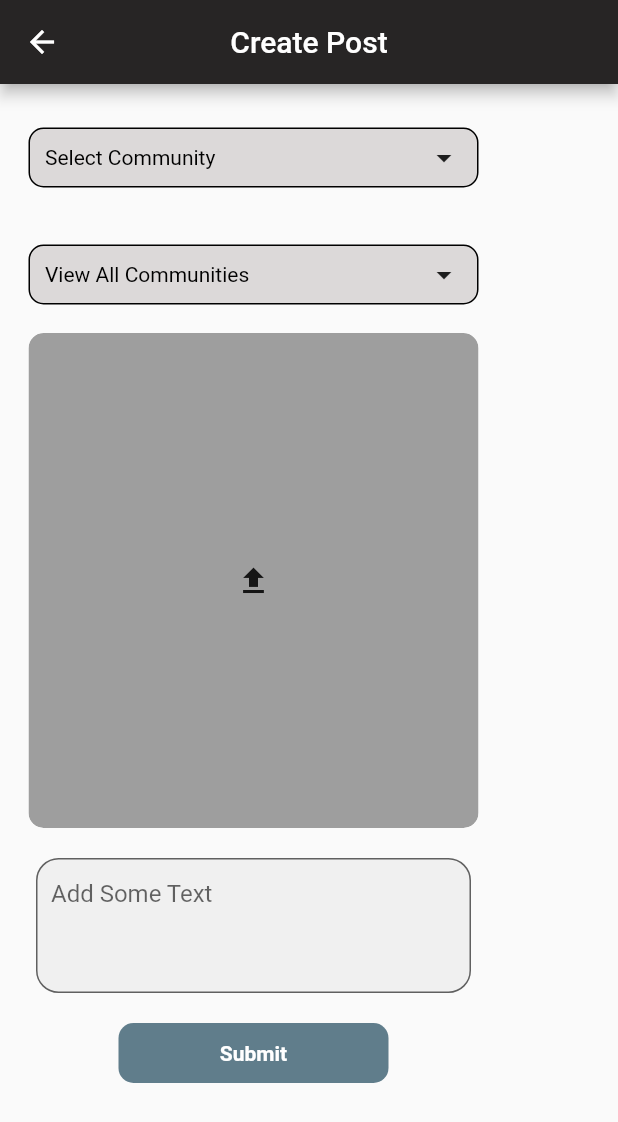
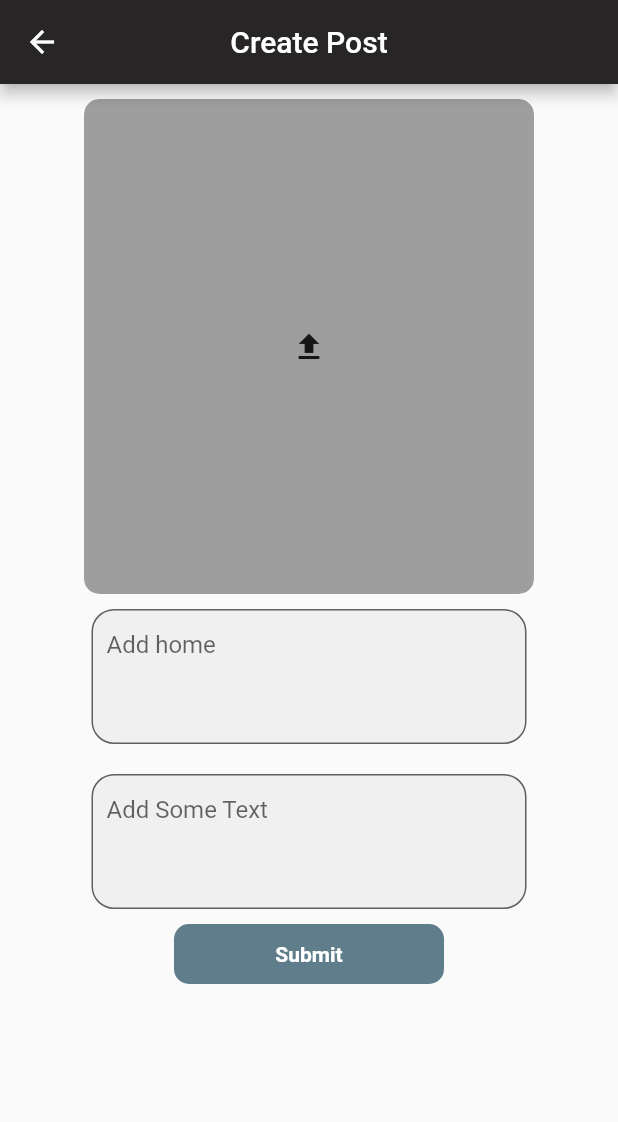
Before and after one commit to SaleemBangash/spotify, a Flutter app: the CreatePost screen opened directly, on a phone screen of 412 x 824 dp. Shown: the top 1122 px of the screen. Run offline on Flutter 3.47's test engine with Material 2 defaults, Android fonts, the phone set to English and light mode, and no system bars; our stand-ins replace dropdown_button2, fluttertoast, font_awesome_flutter, image_picker, table_calendar; missing offline and left inert: flutter_alarm_clock; accounts and stored records are empty.

Commit message:
new commit

```diff
--- a/lib/create_post.dart
+++ b/lib/create_post.dart
@@ -73,93 +73,98 @@ class _CreatePostState extends State<CreatePost> {
         body: SingleChildScrollView(
           child: Form(
             key: formKey,
+            child: Center(
               child: Column(
-              // mainAxisAlignment: MainAxisAlignment.start,
-              // crossAxisAlignment: CrossAxisAlignment.center,
+                mainAxisAlignment: MainAxisAlignment.start,
+                crossAxisAlignment: CrossAxisAlignment.center,
                 children: [
                   SizedBox(
                     height: 10,
                   ),
-                GestureDetector(
-                  onTap: () {
-                    // setState(() {
-                    //   community_id = communityList[0].id;
-                    // });
+                  // GestureDetector(
+                  //   onTap: () {
+                  //     // setState(() {
+                  //     //   community_id = communityList[0].id;
+                  //     // });
 
-                    getCommunityList();
-                  },
-                  child: Padding(
-                    padding: const EdgeInsets.only(),
-                    child: Container(
-                      margin: EdgeInsets.all(19),
-                      decoration: BoxDecoration(
-                        color: Color.fromARGB(255, 220, 217, 217),
-                        border: Border.all(width: 1),
-                        borderRadius: BorderRadius.circular(10),
-                      ),
-                      width: 300,
-                      height: 40,
-                      child: Center(
-                        child: Padding(
-                          padding: const EdgeInsets.symmetric(horizontal: 10),
-                          child: Row(
-                            mainAxisAlignment: MainAxisAlignment.spaceBetween,
-                            children: [
-                              Text(
-                                'Select Community',
-                                style: TextStyle(
-                                  fontSize: 14,
-                                  color: Color.fromARGB(255, 0, 0, 0),
-                                ),
-                              ),
-                              Icon(Icons.arrow_drop_down)
-                            ],
-                          ),
-                        ),
-                      ),
-                    ),
-                  ),
-                ),
-                GestureDetector(
-                  onTap: () {
-                    // setState(() {
-                    //   community_id = communityList[0].id;
-                    // });
+                  //     getCommunityList();
+                  //   },
+                  //   child: Padding(
+                  //     padding: const EdgeInsets.only(),
+                  //     child: Container(
+                  //       margin: EdgeInsets.all(19),
+                  //       decoration: BoxDecoration(
+                  //         color: Color.fromARGB(255, 220, 217, 217),
+                  //         border: Border.all(width: 1),
+                  //         borderRadius: BorderRadius.circular(10),
+                  //       ),
+                  //       width: 300,
+                  //       height: 40,
+                  //       child: Center(
+                  //         child: Padding(
+                  //           padding: const EdgeInsets.symmetric(horizontal: 10),
+                  //           child: Row(
+                  //             mainAxisAlignment: MainAxisAlignment.spaceBetween,
+                  //             children: [
+                  //               Text(
+                  //                 'Select Community',
+                  //                 style: TextStyle(
+                  //                   fontSize: 14,
+                  //                   color: Color.fromARGB(255, 0, 0, 0),
+                  //                 ),
+                  //               ),
+                  //               Icon(Icons.arrow_drop_down)
+                  //             ],
+                  //           ),
+                  //         ),
+                  //       ),
+                  //     ),
+                  //   ),
+                  // ),
 
-                    getAllCommunityList();
-                  },
-                  child: Padding(
-                    padding: const EdgeInsets.only(),
-                    child: Container(
-                      margin: EdgeInsets.all(19),
-                      decoration: BoxDecoration(
-                        color: Color.fromARGB(255, 220, 217, 217),
-                        border: Border.all(width: 1),
-                        borderRadius: BorderRadius.circular(10),
-                      ),
-                      width: 300,
-                      height: 40,
-                      child: Center(
-                        child: Padding(
-                          padding: const EdgeInsets.symmetric(horizontal: 10),
-                          child: Row(
-                            mainAxisAlignment: MainAxisAlignment.spaceBetween,
-                            children: [
-                              Text(
-                                'View All Communities',
-                                style: TextStyle(
-                                  fontSize: 14,
-                                  color: Color.fromARGB(255, 0, 0, 0),
-                                ),
-                              ),
-                              Icon(Icons.arrow_drop_down)
-                            ],
-                          ),
-                        ),
-                      ),
-                    ),
-                  ),
-                ),
+                  // GestureDetector(
+                  //   onTap: () {
+                  //     // setState(() {
+                  //     //   community_id = communityList[0].id;
+                  //     // });
+
+                  //     getAllCommunityList();
+                  //   },
+                  //   child: Padding(
+                  //     padding: const EdgeInsets.only(),
+                  //     child: Container(
+                  //       margin: EdgeInsets.all(19),
+                  //       decoration: BoxDecoration(
+                  //         color: Color.fromARGB(255, 220, 217, 217),
+                  //         border: Border.all(width: 1),
+                  //         borderRadius: BorderRadius.circular(10),
+                  //       ),
+                  //       width: 300,
+                  //       height: 40,
+                  //       child: Center(
+                  //         child: Padding(
+                  //           padding: const EdgeInsets.symmetric(horizontal: 10),
+                  //           child: Row(
+                  //             mainAxisAlignment: MainAxisAlignment.spaceBetween,
+                  //             children: [
+                  //               GestureDetector(
+                  //                 child: Text(
+                  //                   'View All Communities',
+                  //                   style: TextStyle(
+                  //                     fontSize: 14,
+                  //                     color: Color.fromARGB(255, 0, 0, 0),
+                  //                   ),
+                  //                 ),
+                  //               ),
+                  //               Icon(Icons.arrow_drop_down)
+                  //             ],
+                  //           ),
+                  //         ),
+                  //       ),
+                  //     ),
+                  //   ),
+                  // ),
+
                   GestureDetector(
                     onTap: () => _showChoiceDialog(context),
                     child: ClipRRect(
@@ -194,6 +199,28 @@ class _CreatePostState extends State<CreatePost> {
                     ),
                   ),
                   SizedBox(
+                    height: 10,
+                  ),
+                  SizedBox(
+                      width: 290,
+                      height: 90,
+                      child: TextFormField(
+                        controller: descController,
+                        validator: (desc) => desc!.isEmpty ? 'Required' : null,
+                        style: TextStyle(height: 1.5),
+                        decoration: InputDecoration(
+                            border: OutlineInputBorder(
+                                borderSide:
+                                    BorderSide(color: Colors.black, width: 2.0),
+                                borderRadius: BorderRadius.circular(15)),
+                            hintText: "Add home",
+                            filled: true,
+                            contentPadding: EdgeInsets.symmetric(
+                                vertical: 10, horizontal: 10)),
+                        keyboardType: TextInputType.text,
+                        maxLines: 5,
+                      )),
+                  SizedBox(
                     height: 20,
                   ),
                   SizedBox(
@@ -215,15 +242,18 @@ class _CreatePostState extends State<CreatePost> {
                         keyboardType: TextInputType.text,
                         maxLines: 5,
                       )),
+
                   SizedBox(
-                  height: 20,
+                    height: 10,
                   ),
                   GestureDetector(
                     onTap: () {
                       if (formKey.currentState!.validate()) {
+                        String desc = descController.text;
                         String name = nameController.text;
+
                         setState(() {
-                        community_id = allCommunityList[0].id;
+                          community_id = descController.text;
                           print("Community:::::::::::::::::::::::::::" +
                               community_id);
                         });
@@ -233,7 +263,7 @@ class _CreatePostState extends State<CreatePost> {
                           // registerUser(community_id, nameController.text);
                         } else {
                           updateProfileData();
-                        registerUser(community_id, nameController.text);
+                          // registerUser(community_id, nameController.text);
                         }
                       }
                       print(community_id);
@@ -259,6 +289,7 @@ class _CreatePostState extends State<CreatePost> {
                     height: 10,
                   ),
                 ],
+              ),
             ),
           ),
         ));
@@ -288,9 +319,20 @@ class _CreatePostState extends State<CreatePost> {
                           ),
                           Padding(
                             padding: const EdgeInsets.all(8.0),
+                            child: GestureDetector(
+                              onTap: () {
+                                // setState(() {
+                                //   community_id = communityList[index].id;
+                                //   print(
+                                //       "Community_id:::::::::::::::::::::::::::" +
+                                //           community_id);
+                                // });
+                                Navigator.pop(context);
+                              },
                               child: Text(
                                 communityList[index].community_name,
                                 style: TextStyle(color: Colors.black),
+                              ),
                             ),
                           ),
                         ],
@@ -405,93 +447,94 @@ class _CreatePostState extends State<CreatePost> {
     Navigator.pop(context);
   }
 
-  registerUser(
-    String community_id,
-    String description,
-  ) async {
-    print("Called ::::::::::::::::::::::::::::::::::::::");
+  // registerUser(
+  //   String community_id,
+  //   String description,
+  // ) async {
+  //   print("Called ::::::::::::::::::::::::::::::::::::::");
 
-    Map<String, String> header = {
-      'Content-type': 'application/json',
-      'Accept': 'application/json',
-      "Authorization": "Bearer " + userModel.token
-    };
+  //   Map<String, String> header = {
+  //     'Content-type': 'application/json',
+  //     'Accept': 'application/json',
+  //     "Authorization": "Bearer " + userModel.token
+  //   };
 
-    Map<String, dynamic> registerMap = {
-      // "image": imageFile,
-      "community_id": community_id,
-      "description": description,
-    };
+  //   Map<String, dynamic> registerMap = {
+  //     // "image": imageFile,
+  //     "community_id": community_id,
+  //     "description": description,
+  //   };
 
-    var url = Uri.parse('http://spotify.bhattihospital.com/api/savePost');
+  //   var url = Uri.parse('http://spotify.bhattihospital.com/api/savePost');
 
-    var response =
-        await http.post(url, body: jsonEncode(registerMap), headers: header);
-    if (response.statusCode == 200) {
-      print('IF:::' + response.body);
-      var responseBody = json.decode(response.body);
-      if (responseBody['success']) {
-        /// navigate to login screen
-        print('Post Created:::::::::::::::' + responseBody['message']);
-        showDialog(
-          barrierDismissible: true,
-          // barrierColor: Theme.of(context).primaryColor,
-          context: context,
-          builder: (BuildContext context) {
-            return AlertDialog(
-              shape: RoundedRectangleBorder(
-                  borderRadius: BorderRadius.circular(15.0)), //this right here,
-              backgroundColor: Colors.white,
-              content: Container(
-                height: 50,
-                child: Center(
-                  child: Text(responseBody['message'],
-                      textAlign: TextAlign.center,
-                      style: TextStyle(color: Colors.black, fontSize: 15)),
-                ),
-              ),
-            );
-          },
-        );
-        // _scaffoldKey.currentState!.showSnackBar(SnackBar(
-        //   content: Text("Profile Updated"),
-        // ));
-        // Navigator.push(context,
-        //     MaterialPageRoute(builder: (context) => (UpdateProfile())));
-        nameController.clear();
-        setState(() {
-          // communityList[0].community_name = community_name;
-          // profileList[0].email = email;
-          // profileList[0].bio = bio;
-        });
-      } else {
-        // showDialog(
-        //   barrierDismissible: true,
-        //   // barrierColor: Theme.of(context).primaryColor,
-        //   context: context,
-        //   builder: (BuildContext context) {
-        //     return AlertDialog(
-        //       shape: RoundedRectangleBorder(
-        //           borderRadius: BorderRadius.circular(15.0)), //this right here,
-        //       backgroundColor: Colors.white,
-        //       content: Container(
-        //         height: 50,
-        //         child: Center(
-        //           child: Text("Profile Not Updated",
-        //               textAlign: TextAlign.center,
-        //               style: TextStyle(color: Colors.black, fontSize: 15)),
-        //         ),
-        //       ),
-        //     );
-        //   },
-        // );
+  //   var response =
+  //       await http.post(url, body: jsonEncode(registerMap), headers: header);
+  //   if (response.statusCode == 200) {
+  //     print('IF:::' + response.body);
+  //     var responseBody = json.decode(response.body);
+  //     if (responseBody['success']) {
+  //       /// navigate to login screen
+  //       print('Post Created:::::::::::::::' + responseBody['message']);
+  //       showDialog(
+  //         barrierDismissible: true,
+  //         // barrierColor: Theme.of(context).primaryColor,
+  //         context: context,
+  //         builder: (BuildContext context) {
+  //           return AlertDialog(
+  //             shape: RoundedRectangleBorder(
+  //                 borderRadius: BorderRadius.circular(15.0)), //this right here,
+  //             backgroundColor: Colors.white,
+  //             content: Container(
+  //               height: 50,
+  //               child: Center(
+  //                 child: Text(responseBody['message'],
+  //                     textAlign: TextAlign.center,
+  //                     style: TextStyle(color: Colors.black, fontSize: 15)),
+  //               ),
+  //             ),
+  //           );
+  //         },
+  //       );
+  //       // _scaffoldKey.currentState!.showSnackBar(SnackBar(
+  //       //   content: Text("Profile Updated"),
+  //       // ));
+  //       // Navigator.push(context,
+  //       //     MaterialPageRoute(builder: (context) => (UpdateProfile())));
+  //       nameController.clear();
+  //       descController.clear();
+  //       // setState(() {
+  //       //   // communityList[0].community_name = community_name;
+  //       //   // profileList[0].email = email;
+  //       //   // profileList[0].bio = bio;
+  //       // });
+  //     } else {
+  //       // showDialog(
+  //       //   barrierDismissible: true,
+  //       //   // barrierColor: Theme.of(context).primaryColor,
+  //       //   context: context,
+  //       //   builder: (BuildContext context) {
+  //       //     return AlertDialog(
+  //       //       shape: RoundedRectangleBorder(
+  //       //           borderRadius: BorderRadius.circular(15.0)), //this right here,
+  //       //       backgroundColor: Colors.white,
+  //       //       content: Container(
+  //       //         height: 50,
+  //       //         child: Center(
+  //       //           child: Text("Profile Not Updated",
+  //       //               textAlign: TextAlign.center,
+  //       //               style: TextStyle(color: Colors.black, fontSize: 15)),
+  //       //         ),
+  //       //       ),
+  //       //     );
+  //       //   },
+  //       // );
 
-        print('MESSAGE:::::::' + responseBody['message']);
-      }
-    } else {
-      print('ELSE::something went wrong:' + response.statusCode.toString());
-    }
-  }
+  //       print('MESSAGE:::::::' + responseBody['message']);
+  //     }
+  //   } else {
+  //     print('ELSE::something went wrong:' + response.statusCode.toString());
+  //   }
+  // }
 
   void updateProfileData() async {
     String path = imageFile!.path;
@@ -504,7 +547,8 @@ class _CreatePostState extends State<CreatePost> {
     };
     Map<String, String> registerMap = {
       // "image": imageFile,
-      "name": nameController.text,
+      "community_id": descController.text,
+      "description": nameController.text,
     };
 
     var request = http.MultipartRequest(
@@ -522,7 +566,6 @@ class _CreatePostState extends State<CreatePost> {
     final respStr = await response.stream.bytesToString();
     var jsonData = jsonDecode(respStr);
     if (response.statusCode == 200) {
-      // success
       print("PROFILE IMAGE UPDATED:::::::::::::::::::::::::::::::");
     } else {
       // error
--- a/lib/variables/variables.dart
+++ b/lib/variables/variables.dart
@@ -13,7 +13,7 @@ import '../models/user_post_model.dart';
 
 late UserModel userModel;
 // List<PostModel> postList = [];
-List<UserPostModel> userspostList = [];
+
 List<InterestModel> interestList = [];
 List<ProfileModel> profileList = [];
 
```
Also changed, not shown: lib/Home.dart (+29 -8 lines), lib/update_profile.dart (+65 -48 lines). Lines whose indentation alone changed are shown as unchanged.
